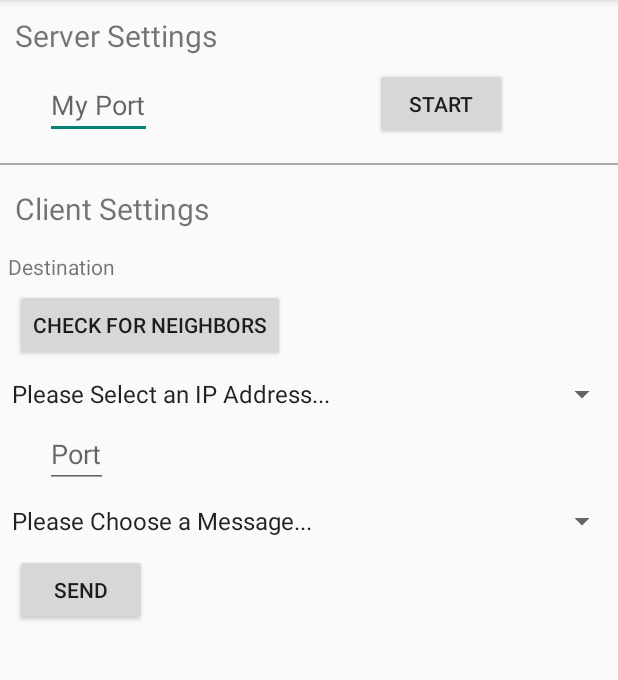
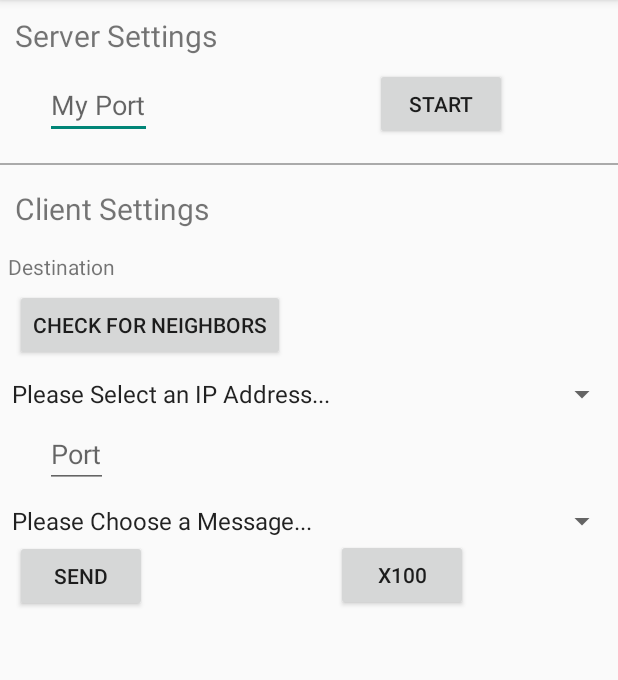
Before and after one commit to pesantacruz/utexas-ros-pkg, an Android app: the screen it shows after launch (MainActivity), on a phone screen of 412 x 824 dp, the part 84-764 px from its top. Run offline under Robolectric (Android 15) with nearby library versions, the phone set to English and light mode, and no system bars.

Commit message:
Added multisend button and method

```diff
--- a/android/NetworkAlignment/app/src/main/AndroidManifest.xml
+++ b/android/NetworkAlignment/app/src/main/AndroidManifest.xml
@@ -7,7 +7,7 @@
     <uses-permission android:name="android.permission.ACCESS_NETWORK_STATE" >
     </uses-permission>
 
-    <uses-permission android:name="android.permission.ACCESS_WIFI_STATE" /> "
+    <uses-permission android:name="android.permission.ACCESS_WIFI_STATE" > </uses-permission>
 
     <application
         android:allowBackup="true"
--- a/android/NetworkAlignment/app/src/main/res/layout/activity_main.xml
+++ b/android/NetworkAlignment/app/src/main/res/layout/activity_main.xml
@@ -60,13 +60,6 @@
         android:layout_marginLeft="10dp"
         android:layout_marginTop="5dp" />
 
-    <TextView
-        android:text="Searching..."
-        android:id="@+id/searchtext"
-        android:layout_width="wrap_content"
-        android:layout_height="wrap_content"
-        android:paddingLeft="55dp"/>
-
     <Spinner
         android:id="@+id/ip_spinner"
         android:layout_width="fill_parent"
@@ -91,12 +84,29 @@
         android:spinnerMode="dropdown" />
 
     <Button
+        android:layout_width="wrap_content"
+        android:layout_height="wrap_content"
+        android:onClick="onClick_Multisend"
+        android:text="x100"
+        android:id="@+id/multisend"
+        android:layout_gravity="right"
+        android:layout_marginRight="100dp"/>
+
+    <Button
         android:text="Send"
         android:onClick="onClick_Send"
         android:layout_width="wrap_content"
         android:layout_height="wrap_content"
         android:layout_marginLeft="10dp"
-        android:layout_marginTop="10dp" />
+        android:layout_marginTop="-47dp" />
+
+    <TextView
+        android:text="Searching..."
+        android:id="@+id/searchtext"
+        android:layout_width="0dp"
+        android:layout_height="44dp"
+        android:paddingLeft="55dp"
+         />
 
     <TextView
         android:id="@+id/texttoscreen"
```
Also changed, not shown: android/NetworkAlignment/app/src/main/java/com/example/pesantacruz/networkalignment/MainActivity.java (+12 -0 lines), 1 other file.
